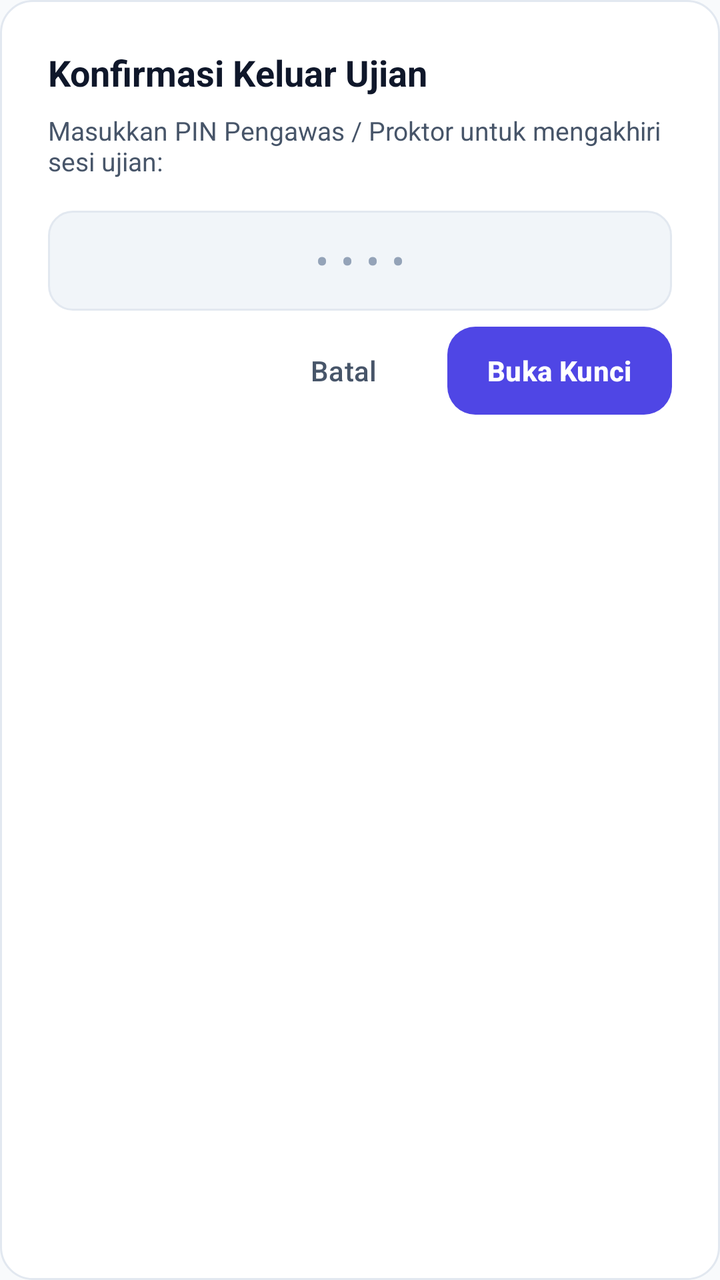
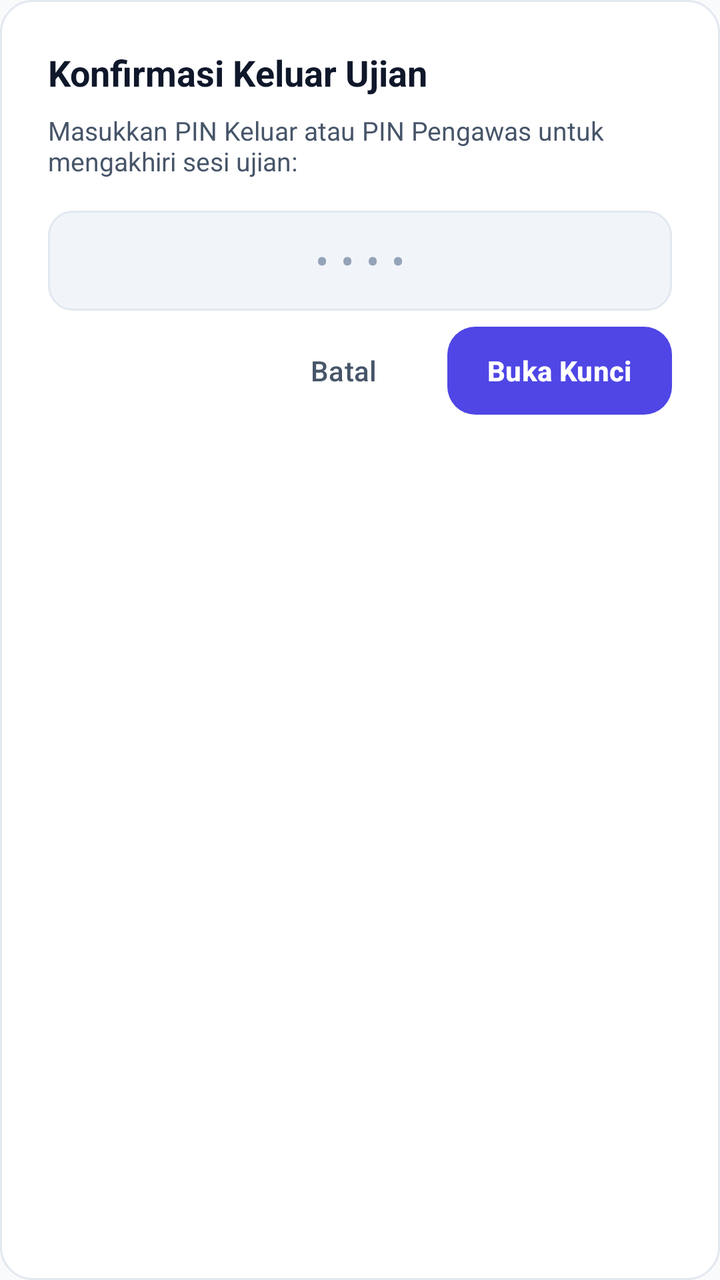

Two renders of the same Android screen: before a commit and after it. Below are the layout's source before the change and the commit's diff.
<!-- AndroidManifest.xml: application theme Theme.Examy -->
<!-- res/layout/dialog_exit_pin.xml -->
<?xml version="1.0" encoding="utf-8"?>
<LinearLayout xmlns:android="http://schemas.android.com/apk/res/android"
    android:layout_width="match_parent"
    android:layout_height="wrap_content"
    android:background="@drawable/bg_card"
    android:orientation="vertical"
    android:padding="24dp">

    <TextView
        android:layout_width="wrap_content"
        android:layout_height="wrap_content"
        android:layout_marginBottom="8dp"
        android:text="@string/dialog_exit_title"
        android:textColor="@color/text_primary"
        android:textSize="18sp"
        android:textStyle="bold" />

    <TextView
        android:layout_width="wrap_content"
        android:layout_height="wrap_content"
        android:layout_marginBottom="16dp"
        android:text="@string/dialog_exit_desc"
        android:textColor="@color/text_secondary"
        android:textSize="13sp" />

    <EditText
        android:id="@+id/etProctorPin"
        android:layout_width="match_parent"
        android:layout_height="50dp"
        android:layout_marginBottom="8dp"
        android:background="@drawable/bg_input_field"
        android:gravity="center"
        android:hint="••••"
        android:importantForAutofill="no"
        android:inputType="numberPassword"
        android:letterSpacing="0.3"
        android:maxLength="8"
        android:paddingStart="16dp"
        android:paddingEnd="16dp"
        android:textColor="@color/text_primary"
        android:textColorHint="@color/text_muted"
        android:textSize="20sp" />

    <TextView
        android:id="@+id/tvPinError"
        android:layout_width="wrap_content"
        android:layout_height="wrap_content"
        android:layout_marginBottom="16dp"
        android:text="@string/err_wrong_pin"
        android:textColor="@color/danger"
        android:textSize="12sp"
        android:visibility="gone" />

    <LinearLayout
        android:layout_width="match_parent"
        android:layout_height="wrap_content"
        android:gravity="end"
        android:orientation="horizontal">

        <Button
            android:id="@+id/btnCancelExit"
            android:layout_width="wrap_content"
            android:layout_height="44dp"
            android:layout_marginEnd="8dp"
            android:background="@android:color/transparent"
            android:text="@string/btn_cancel"
            android:textAllCaps="false"
            android:textColor="@color/text_secondary" />

        <Button
            android:id="@+id/btnConfirmExit"
            android:layout_width="wrap_content"
            android:layout_height="44dp"
            android:background="@drawable/bg_primary_button"
            android:paddingStart="20dp"
            android:paddingEnd="20dp"
            android:text="@string/btn_unlock"
            android:textAllCaps="false"
            android:textColor="@color/text_on_primary"
            android:textStyle="bold" />
    </LinearLayout>

</LinearLayout>
<!-- resources referenced by this layout -->
<resources>
  <color name="danger">#EF4444</color>
  <color name="text_muted">#94A3B8</color>
  <color name="text_on_primary">#FFFFFF</color>
  <color name="text_primary">#0F172A</color>
  <color name="text_secondary">#475569</color>
  <!-- drawable bg_card (drawable) -->
  <?xml version="1.0" encoding="utf-8"?>
  <shape xmlns:android="http://schemas.android.com/apk/res/android"
      android:shape="rectangle">
      <solid android:color="@color/surface" />
      <stroke android:width="1dp" android:color="@color/border" />
      <corners android:radius="16dp" />
  </shape>
  <!-- drawable bg_input_field (drawable) -->
  <?xml version="1.0" encoding="utf-8"?>
  <shape xmlns:android="http://schemas.android.com/apk/res/android"
      android:shape="rectangle">
      <solid android:color="@color/surface_variant" />
      <stroke android:width="1dp" android:color="@color/border" />
      <corners android:radius="12dp" />
  </shape>
  <!-- drawable bg_primary_button (drawable) -->
  <?xml version="1.0" encoding="utf-8"?>
  <ripple xmlns:android="http://schemas.android.com/apk/res/android"
      android:color="#33FFFFFF">
      <item>
          <shape android:shape="rectangle">
              <solid android:color="@color/primary" />
              <corners android:radius="14dp" />
          </shape>
      </item>
  </ripple>
  <string name="btn_cancel">Batal</string>
  <string name="btn_unlock">Buka Kunci</string>
  <string name="dialog_exit_desc">Masukkan PIN Pengawas / Proktor untuk mengakhiri sesi ujian:</string>
  <string name="dialog_exit_title">Konfirmasi Keluar Ujian</string>
  <string name="err_wrong_pin">PIN salah! Hubungi pengawas ruangan.</string>
  <style name="Theme.Examy" parent="Theme.Material3.DayNight.NoActionBar">
          <item name="colorPrimary">@color/primary</item>
          <item name="colorPrimaryVariant">@color/primary_dark</item>
          <item name="colorOnPrimary">@color/text_on_primary</item>
          <item name="colorSecondary">@color/accent</item>
          <item name="android:statusBarColor">@color/background</item>
          <item name="android:windowLightStatusBar">true</item>
          <item name="android:windowBackground">@color/background</item>
      </style>
  <color name="surface">#FFFFFF</color>
  <color name="border">#E2E8F0</color>
  <color name="surface_variant">#F1F5F9</color>
  <color name="primary">#4F46E5</color>
  <color name="primary_dark">#3730A3</color>
  <color name="accent">#06B6D4</color>
  <color name="background">#F8FAFC</color>
</resources>

<!-- the commit's change to res/layout/dialog_exit_pin.xml (unified diff, before → after) -->
@@ -16,10 +16,11 @@
         android:textStyle="bold" />
 
     <TextView
+        android:id="@+id/tvExitDialogDesc"
         android:layout_width="wrap_content"
         android:layout_height="wrap_content"
         android:layout_marginBottom="16dp"
-        android:text="@string/dialog_exit_desc"
+        android:text="Masukkan PIN Keluar atau PIN Pengawas untuk mengakhiri sesi ujian:"
         android:textColor="@color/text_secondary"
         android:textSize="13sp" />
 
<!-- resource entries referenced after the edit -->
@@ -34,7 +34,6 @@
   </ripple>
   <string name="btn_cancel">Batal</string>
   <string name="btn_unlock">Buka Kunci</string>
-  <string name="dialog_exit_desc">Masukkan PIN Pengawas / Proktor untuk mengakhiri sesi ujian:</string>
   <string name="dialog_exit_title">Konfirmasi Keluar Ujian</string>
   <string name="err_wrong_pin">PIN salah! Hubungi pengawas ruangan.</string>
   <style name="Theme.Examy" parent="Theme.Material3.DayNight.NoActionBar">
